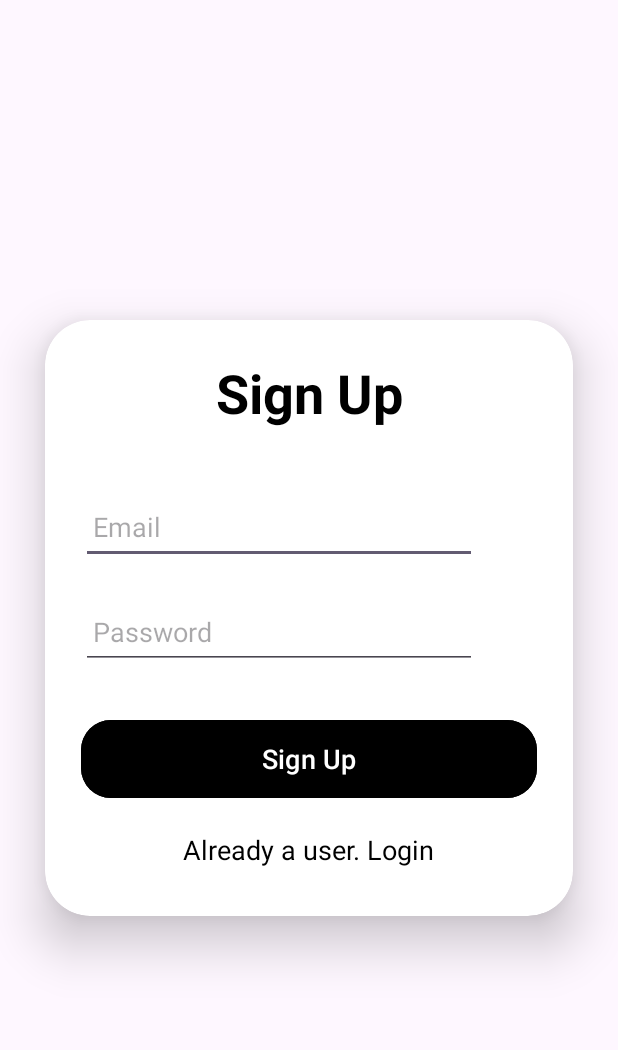
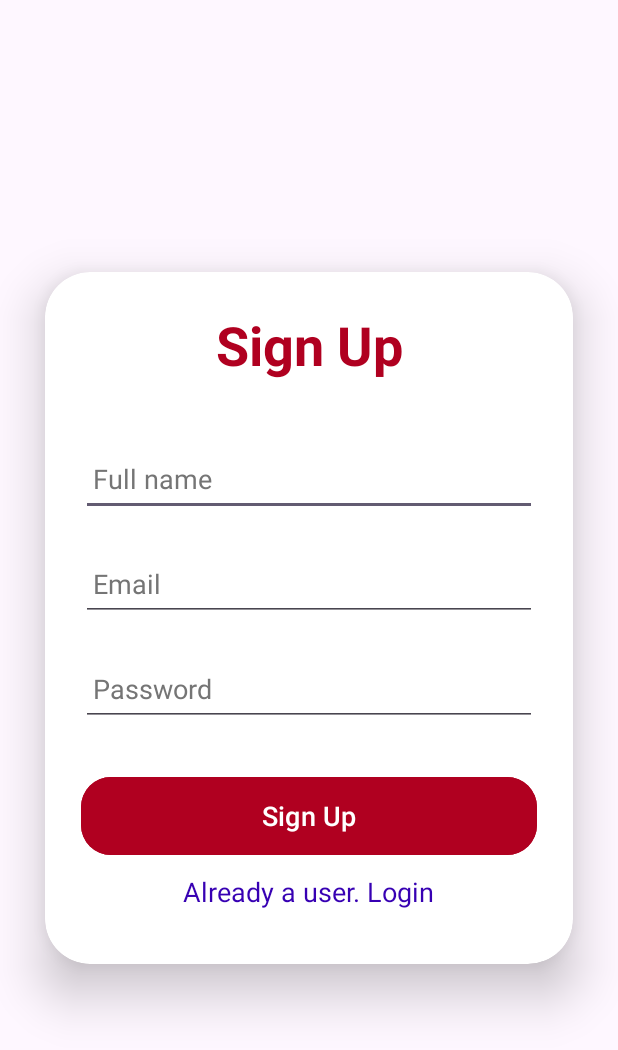
Before and after one commit to MejoresColegios/AutenticatorAndroid, an Android app: the screen it shows after launch (SignUpActivity), on a phone screen of 412 x 824 dp. Shown: the top 1050 px of the screen. Run offline under Robolectric (Android 15) with nearby library versions, the light colour scheme and no system bars; our stand-ins replace Firebase (no records; nobody signed in at launch, a user with empty details on screens opened directly).

Commit message:
Incluido nombre de usuario Cambio de colores en pantallas de LogIn y SignUp Al iniciar sesión dice Hola y nombre, no el email.

```diff
--- a/app/src/main/java/com/mejorescolegios/autenticacion/MainActivity.java
+++ b/app/src/main/java/com/mejorescolegios/autenticacion/MainActivity.java
@@ -34,7 +34,7 @@ public class MainActivity extends AppCompatActivity {
         saludoTextView = findViewById(R.id.saludoTextView);
         FirebaseUser usuario = auth.getCurrentUser();
         if (usuario != null) {
-            String nombreUsuario = usuario.getEmail() != null ? usuario.getEmail() : "Usuario";
+            String nombreUsuario = usuario.getDisplayName() != null ? usuario.getDisplayName() : "Usuario";
             saludoTextView.setText("Hola, " + nombreUsuario);
         } else {
             // Manejar el caso en que el usuario no ha iniciado sesión
--- a/app/src/main/java/com/mejorescolegios/autenticacion/SignUpActivity.java
+++ b/app/src/main/java/com/mejorescolegios/autenticacion/SignUpActivity.java
@@ -13,11 +13,14 @@ import com.google.android.gms.tasks.OnCompleteListener;
 import com.google.android.gms.tasks.Task;
 import com.google.firebase.auth.AuthResult;
 import com.google.firebase.auth.FirebaseAuth;
+import com.google.firebase.auth.UserProfileChangeRequest;
+
+import java.util.Objects;
 
 public class SignUpActivity extends AppCompatActivity {
     // Declare any other necessary variables.
  private FirebaseAuth auth;
- private EditText signupEmail, signupPassword;
+ private EditText signupName, signupEmail, signupPassword;
  private Button signupButton;
  private TextView loginRedirectText;
 
@@ -26,6 +29,7 @@ public class SignUpActivity extends AppCompatActivity {
      setContentView(R.layout.activity_sign_up);
      //Initialize the FirebaseAuth instance in the onCreate()
      auth = FirebaseAuth.getInstance();
+     signupName = findViewById(R.id.signup_fullName);
      signupEmail = findViewById(R.id.signup_email);
      signupPassword = findViewById(R.id.signup_password);
      signupButton = findViewById(R.id.signup_button);
@@ -34,13 +38,19 @@ public class SignUpActivity extends AppCompatActivity {
          @Override public void onClick(View view) {
              String user = signupEmail.getText().toString().trim();
              String pass = signupPassword.getText().toString().trim();
+             String name = signupName.getText().toString().trim();
+             if (name.isEmpty()){ signupName.setError("Name cannot be empty"); }
              if (user.isEmpty()){ signupEmail.setError("Email cannot be empty"); }
              if(pass.isEmpty()){ signupPassword.setError("Password cannot be empty");
-             } else{ auth.createUserWithEmailAndPassword(user, pass).addOnCompleteListener(new OnCompleteListener<AuthResult>() {
+             } else {
+                 auth.createUserWithEmailAndPassword(user, pass).addOnCompleteListener(new OnCompleteListener<AuthResult>() {
                  @Override public void onComplete(@NonNull Task<AuthResult> task) {
                      if(task.isSuccessful()){ Toast.makeText(SignUpActivity.this, "Signup Successful", Toast.LENGTH_SHORT).show();
-                         startActivity(new Intent(SignUpActivity.this, LoginActivity.class));
-                     } else{ Toast.makeText(SignUpActivity.this, "Signup Failed" + task.getException().getMessage(), Toast.LENGTH_SHORT).show();
+                         //Actualizar el usuario con el nombre
+                            Objects.requireNonNull(auth.getCurrentUser()).updateProfile(new UserProfileChangeRequest.Builder().setDisplayName(name).build());
+                            startActivity(new Intent(SignUpActivity.this, LoginActivity.class));
+                     } else {
+                         Toast.makeText(SignUpActivity.this, "Signup Failed" + task.getException().getMessage(), Toast.LENGTH_SHORT).show();
                      }
                  }
              });
--- a/app/src/main/res/layout/activity_main.xml
+++ b/app/src/main/res/layout/activity_main.xml
@@ -10,7 +10,7 @@
         android:layout_height="wrap_content"
         android:text=""
         android:textColor="@color/black"
-        android:textSize="26sp"
+        android:textSize="16sp"
         android:textStyle="bold"
         app:layout_constraintBottom_toBottomOf="parent"
         app:layout_constraintEnd_toEndOf="parent"
--- a/app/src/main/res/layout/activity_sign_up.xml
+++ b/app/src/main/res/layout/activity_sign_up.xml
@@ -14,58 +14,86 @@
         android:layout_margin="30dp"
         app:cardCornerRadius="30dp"
         app:cardElevation="20dp">
+
         <LinearLayout
             android:layout_width="match_parent"
-            android:layout_height="wrap_content"
+            android:layout_height="461dp"
+            android:layout_gravity="center_horizontal"
             android:orientation="vertical"
-            android:layout_gravity="center_horizontal"
-            android:padding="24dp">
+            android:padding="24dp"
+            tools:ignore="TextSizeCheck">
+
             <TextView
                 android:layout_width="match_parent"
                 android:layout_height="wrap_content"
                 android:text="Sign Up"
+                android:textAlignment="center"
+                android:textColor="@color/design_default_color_error"
                 android:textSize="36sp"
-                android:textAlignment="center"
                 android:textStyle="bold"
-                android:textColor="@color/black" />
+                tools:ignore="HardcodedText" />
+
             <EditText
+                android:id="@+id/signup_fullName"
                 android:layout_width="match_parent"
                 android:layout_height="50dp"
+                android:layout_marginTop="40dp"
+                android:autofillHints=""
+                android:drawablePadding="8dp"
+                android:hint="@string/FullName"
+                android:inputType="text"
+                android:padding="8dp"
+                android:textColor="@color/black"
+                android:textColorHint="#757575"
+                tools:ignore="DuplicateIds,HardcodedText,VisualLintTextFieldSize" />
+
+            <EditText
                 android:id="@+id/signup_email"
-                android:layout_marginRight="40dp"
-                android:layout_marginTop="40dp"
+                android:layout_width="match_parent"
+                android:layout_height="50dp"
+                android:layout_marginTop="20dp"
+                android:autofillHints=""
+                android:drawablePadding="8dp"
+                android:hint="@string/email"
+                android:inputType="textEmailAddress"
                 android:padding="8dp"
-                android:hint="Email"
+                android:textColor="@color/black"
+                android:textColorHint="#757575"
+                tools:ignore="DuplicateIds,HardcodedText,VisualLintTextFieldSize" />
+
+            <EditText
+                android:id="@+id/signup_password"
+                android:layout_width="match_parent"
+                android:layout_height="50dp"
+                android:layout_marginTop="20dp"
                 android:drawablePadding="8dp"
-                android:textColor="@color/black" />
-            <EditText android:layout_width="match_parent"
-                android:layout_height="50dp"
-                android:id="@+id/signup_password"
-                android:layout_marginRight="40dp"
-                android:layout_marginTop="20dp"
+                android:hint="@string/password"
+                android:inputType="textPassword"
                 android:padding="8dp"
-                android:hint="Password"
-                android:drawablePadding="8dp"
                 android:textColor="@color/black"
-                android:inputType="textPassword"/>
+                android:textColorHint="#757575"
+                tools:ignore="Autofill,VisualLintTextFieldSize" />
+
             <Button
+                android:id="@+id/signup_button"
                 android:layout_width="match_parent"
                 android:layout_height="60dp"
+                android:layout_marginTop="30dp"
+                android:backgroundTint="@color/design_default_color_error"
                 android:text="Sign Up"
-                android:id="@+id/signup_button"
                 android:textSize="18sp"
-                android:layout_marginTop="30dp"
-                android:backgroundTint="@color/black"
-                app:cornerRadius = "20dp" />
+                app:cornerRadius="20dp"
+                tools:ignore="DuplicateSpeakableTextCheck,HardcodedText,VisualLintButtonSize" />
+
             <TextView
+                android:id="@+id/loginRedirectText"
                 android:layout_width="wrap_content"
                 android:layout_height="wrap_content"
-                android:id="@+id/loginRedirectText"
-                android:text="Already a user. Login"
                 android:layout_gravity="center"
                 android:padding="8dp"
-                android:layout_marginTop="10dp"
-                android:textColor="@color/black"
-                android:textSize="18sp" />
+                android:text="Already a user. Login"
+                android:textColor="@color/design_default_color_primary_dark"
+                android:textSize="18sp"
+                tools:ignore="HardcodedText" />
         </LinearLayout>
     </androidx.cardview.widget.CardView> </LinearLayout>
--- a/app/src/main/res/values/strings.xml
+++ b/app/src/main/res/values/strings.xml
@@ -1,3 +1,8 @@
 <resources>
-    <string name="app_name">Autenticacion</string>
+    <string name="app_name">Authentication</string>
+    <string name="password">Password</string>
+    <string name="login">Login</string>
+    <string name="email">Email</string>
+    <string name="not_yet_registered_sign_up">Not yet registered? Sign Up</string>
+    <string name="FullName">Full name</string>
 </resources>
```
Also changed, not shown: app/src/main/res/layout/activity_login.xml (+33 -20 lines).
